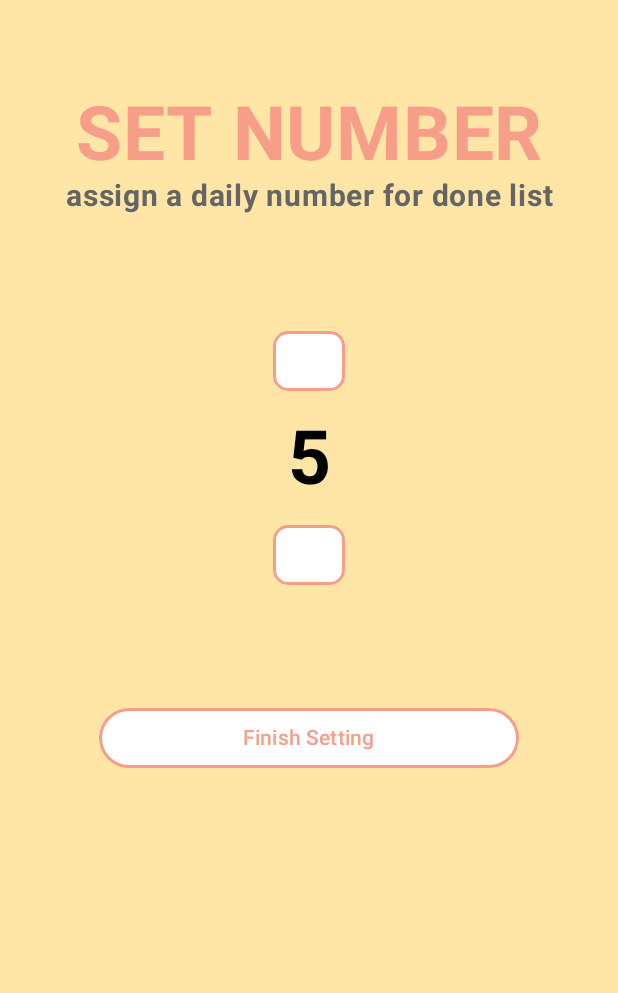
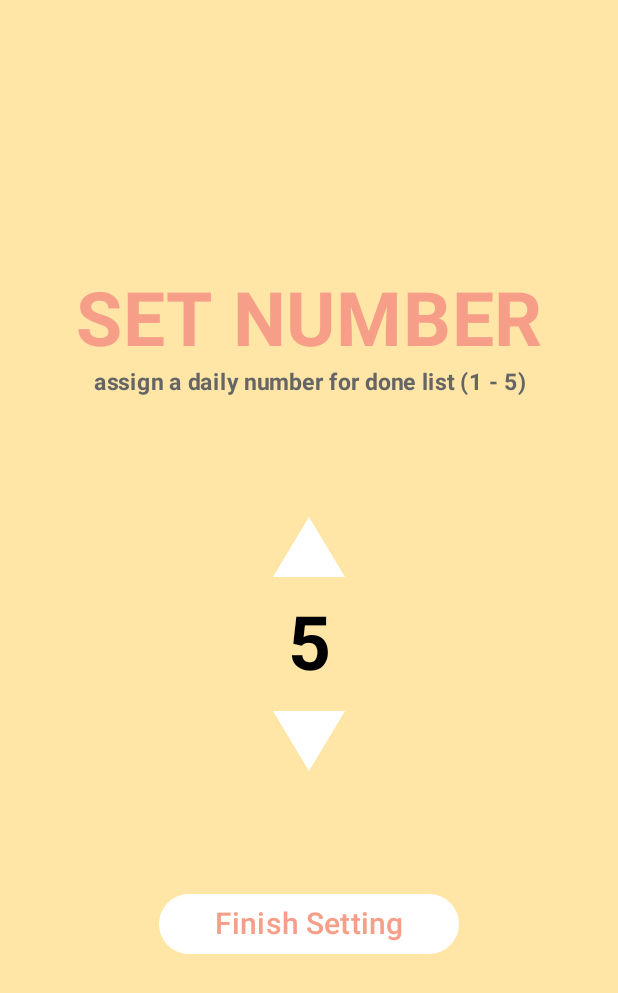
Before and after one commit to leehy0321/DoneList, an Android app built with Jetpack Compose: the screen it shows after launch (MainActivity), on a phone screen of 412 x 824 dp. Shown: the top 993 px of the screen. Run offline under Robolectric (Android 15) with nearby library versions, the phone set to English and light mode, and no system bars.

Commit message:
- add TriangleShape for NumberScreen.kt - add function for each button.

```diff
--- a/app/src/main/java/com/hy/donelist/DoneListScreen.kt
+++ b/app/src/main/java/com/hy/donelist/DoneListScreen.kt
@@ -1,5 +1,7 @@
 package com.hy.donelist
 
+import android.annotation.SuppressLint
+import android.content.Context
 import androidx.compose.foundation.layout.padding
 import androidx.compose.material.icons.Icons
 import androidx.compose.material.icons.filled.ArrowBack
@@ -59,10 +61,12 @@ fun DoneListAppBar(
     )
 }
 
+@SuppressLint("SuspiciousIndentation")
 @Composable
 fun DoneListApp(
     modifier: Modifier = Modifier,
     viewModel: DoneListViewModel = viewModel(),
+    context: Context
 ) {
     val navController = rememberNavController()
         NavHost(navController = navController,
@@ -70,20 +74,27 @@ fun DoneListApp(
             modifier = Modifier){
 
             composable(route = DoneListScreen.Number.name) {
-                NumberScreen()
+                NumberScreen(
+                    context = context,
+                    onFinishSettingButtonClicked = {
+                        viewModel.setCountNumber(it)
+                        navController.navigate(DoneListScreen.List.name)
+                    }
+                )
             }
 
             composable(route = DoneListScreen.Login.name) {
                 LoginScreenDisplay(
                     onLoginButtonClicked = {
                         1
-                        navController.navigate(DoneListScreen.List.name)
+                        navController.navigate(DoneListScreen.Number.name)
                     }
                 )
             }
 
             composable(route = DoneListScreen.List.name) {
                 ListScreen(
+                    countNumber = viewModel.getCountNumber()
                 )
             }
 
--- a/app/src/main/java/com/hy/donelist/MainActivity.kt
+++ b/app/src/main/java/com/hy/donelist/MainActivity.kt
@@ -14,8 +14,10 @@ class MainActivity : ComponentActivity() {
         super.onCreate(savedInstanceState)
         setContent {
             DoneListTheme {
-                Surface(modifier = Modifier.fillMaxSize(), color = MaterialTheme.colorScheme.background) {
-                    DoneListApp()
+                Surface(
+                    modifier = Modifier.fillMaxSize(),
+                    color = MaterialTheme.colorScheme.background) {
+                    DoneListApp(context = this)
                 }
             }
         }
--- a/app/src/main/java/com/hy/donelist/data/UserData.kt
+++ b/app/src/main/java/com/hy/donelist/data/UserData.kt
@@ -1,6 +1,6 @@
 package com.hy.donelist.data
 
 data class UserData(
-    var id : String = "",
+    var numberCount : Int = 0,
     var doneList : List<DoneListData> = listOf()
 )
--- a/app/src/main/java/com/hy/donelist/ui/DoneListViewModel.kt
+++ b/app/src/main/java/com/hy/donelist/ui/DoneListViewModel.kt
@@ -6,8 +6,25 @@ import kotlinx.coroutines.flow.StateFlow
 
 import com.hy.donelist.data.UserData
 import kotlinx.coroutines.flow.asStateFlow
+import kotlinx.coroutines.flow.update
 
 class DoneListViewModel: ViewModel() {
     private val _uiState = MutableStateFlow(UserData())
     val uiState: StateFlow<UserData> = _uiState.asStateFlow()
+
+    /**
+     * Set the quantity [countNumber] of donelist for creating.
+     */
+    fun setCountNumber(countNumber: Int) {
+        _uiState.update { currentState ->
+            currentState.copy(
+                numberCount = countNumber
+            )
+        }
+    }
+
+    fun getCountNumber() : Int {
+        return _uiState.value.numberCount
+    }
+
 }
--- a/app/src/main/java/com/hy/donelist/ui/ListScreen.kt
+++ b/app/src/main/java/com/hy/donelist/ui/ListScreen.kt
@@ -8,9 +8,10 @@ import com.hy.donelist.ui.ui.theme.DoneListTheme
 
 @Composable
 fun ListScreen(
-    modifier: Modifier = Modifier) {
+    modifier: Modifier = Modifier,
+    countNumber: Int) {
     Text(
-        text = "Hello!",
+        text = "Hello! $countNumber",
         modifier = modifier
     )
 }
@@ -19,6 +20,6 @@ fun ListScreen(
 @Composable
 fun ListScreenPreview() {
     DoneListTheme {
-        ListScreen()
+        ListScreen(countNumber = 3)
     }
 }
--- a/app/src/main/java/com/hy/donelist/ui/NumberScreen.kt
+++ b/app/src/main/java/com/hy/donelist/ui/NumberScreen.kt
@@ -1,5 +1,7 @@
 package com.hy.donelist.ui
 
+import android.content.Context
+import android.widget.Toast
 import androidx.compose.foundation.BorderStroke
 import androidx.compose.foundation.layout.Arrangement
 import androidx.compose.foundation.layout.Column
@@ -14,9 +16,17 @@ import androidx.compose.material3.OutlinedTextField
 import androidx.compose.material3.Text
 import androidx.compose.material3.TextFieldDefaults
 import androidx.compose.runtime.Composable
+import androidx.compose.runtime.getValue
+import androidx.compose.runtime.mutableStateOf
+import androidx.compose.runtime.remember
+import androidx.compose.runtime.setValue
 import androidx.compose.ui.Alignment
 import androidx.compose.ui.Modifier
 import androidx.compose.ui.graphics.Color
+import androidx.compose.ui.graphics.Outline
+import androidx.compose.ui.graphics.Path
+import androidx.compose.ui.graphics.Shape
+import androidx.compose.ui.graphics.graphicsLayer
 import androidx.compose.ui.res.colorResource
 import androidx.compose.ui.res.stringResource
 import androidx.compose.ui.text.TextStyle
@@ -25,32 +35,38 @@ import androidx.compose.ui.text.input.KeyboardType
 import androidx.compose.ui.text.input.PasswordVisualTransformation
 import androidx.compose.ui.text.style.TextAlign
 import androidx.compose.ui.tooling.preview.Preview
+import androidx.compose.ui.unit.Density
+import androidx.compose.ui.unit.LayoutDirection
 import androidx.compose.ui.unit.dp
 import androidx.compose.ui.unit.sp
 import com.hy.donelist.R
 import com.hy.donelist.ui.ui.theme.DoneListTheme
 
 @Composable
-fun NumberScreen(modifier: Modifier = Modifier) {
+fun NumberScreen(
+    modifier: Modifier = Modifier,
+    onFinishSettingButtonClicked: (Int) -> Unit,
+    context: Context){
     Column(
         modifier = Modifier
             .fillMaxSize()
             .padding(all = 0.dp),
         horizontalAlignment = Alignment.CenterHorizontally,
-        //verticalArrangement = Arrangement.Center
+        verticalArrangement = Arrangement.Center
     ) {
+        var countNumber by remember { mutableStateOf(5) }
+        val triangleShape = TriangleShape()
         Text(
             text = stringResource(R.string.number_title),
             fontSize = 50.sp,
             fontWeight = FontWeight.Bold,
             color = colorResource(id = R.color.point_pink_color),
-            textAlign = TextAlign.Center,
-            modifier = Modifier.padding(top = 60.dp)
+            textAlign = TextAlign.Center
         )
 
         Text(
             text = stringResource(R.string.number_help),
-            fontSize = 20.sp,
+            fontSize = 15.sp,
             fontWeight = FontWeight.Bold,
             color = colorResource(id = R.color.help_grey_color),
             textAlign = TextAlign.Center,
@@ -61,24 +77,24 @@ fun NumberScreen(modifier: Modifier = Modifier) {
             //modifier = Modifier.weight(1f),
             // the button is enabled when the user makes a selection
             //enabled = selectedValue.isNotEmpty(),
-            onClick = {},
+            onClick = {
+                if(countNumber < 5) countNumber++
+                else Toast.makeText(context, R.string.number_setting_warning_message_upper_5, Toast.LENGTH_SHORT).show()
+            },
             modifier = modifier
                 .widthIn(min = 10.dp)
                 .padding(bottom = 11.dp),
-            shape = RoundedCornerShape(10.dp),
+            shape = triangleShape,
             colors = ButtonDefaults.buttonColors(
                 containerColor = Color.White,
                 disabledContentColor = Color.LightGray,
-                contentColor = colorResource(id = R.color.point_pink_color),
-                disabledContainerColor = colorResource(id = R.color.point_pink_color)
-            ),
-            border = BorderStroke(2.dp, colorResource(id = R.color.point_pink_color))
+                contentColor = colorResource(id = R.color.point_pink_color)
+            )
         ) {
-           // Text(stringResource(R.string.finish_number_setting))
         }
 
         Text(
-            text = stringResource(R.string.count_number),
+            text = "$countNumber",
             fontSize = 50.sp,
             fontWeight = FontWeight.Bold,
             color = colorResource(id = R.color.black),
@@ -87,50 +103,61 @@ fun NumberScreen(modifier: Modifier = Modifier) {
         )
 
         Button(
-            //modifier = Modifier.weight(1f),
             // the button is enabled when the user makes a selection
-            //enabled = selectedValue.isNotEmpty(),
-            onClick = {},
+            //enabled = countNumber > 1,
+            onClick = {
+                if(countNumber > 1) countNumber--
+                else Toast.makeText(context, R.string.number_setting_warning_message_under_1, Toast.LENGTH_SHORT).show()
+            },
             modifier = modifier
                 .widthIn(min = 10.dp)
-                .padding(bottom = 74.dp),
-            shape = RoundedCornerShape(10.dp),
+                .padding(bottom = 74.dp)
+                .graphicsLayer(rotationZ = 180f), // rotate the triangle button by 180 degrees
+            shape = triangleShape,
             colors = ButtonDefaults.buttonColors(
                 containerColor = Color.White,
                 disabledContentColor = Color.LightGray,
                 contentColor = colorResource(id = R.color.point_pink_color),
-                disabledContainerColor = colorResource(id = R.color.point_pink_color)
+                disabledContainerColor = Color.White
             ),
-            border = BorderStroke(2.dp, colorResource(id = R.color.point_pink_color))
         ) {
-            // Text(stringResource(R.string.finish_number_setting))
         }
 
         Button(
-            //modifier = Modifier.weight(1f),
             // the button is enabled when the user makes a selection
-            //enabled = selectedValue.isNotEmpty(),
-            onClick = {},
+            //enabled = countNumber > 0,
+            onClick = {onFinishSettingButtonClicked(countNumber)},
             modifier = modifier
-                .widthIn(min = 280.dp),
+                .widthIn(min = 200.dp),
             shape = RoundedCornerShape(25.dp),
             colors = ButtonDefaults.buttonColors(
                 containerColor = Color.White,
                 disabledContentColor = Color.LightGray,
                 contentColor = colorResource(id = R.color.point_pink_color),
-                disabledContainerColor = colorResource(id = R.color.point_pink_color)
-            ),
-            border = BorderStroke(2.dp, colorResource(id = R.color.point_pink_color))
+                disabledContainerColor = Color.White
+            )
         ) {
-            Text(stringResource(R.string.finish_number_setting))
+            Text(
+                text = stringResource(R.string.finish_number_setting),
+                fontSize = 20.sp
+            )
         }
     }
 }
 
-@Preview(showBackground = true)
-@Composable
-fun GreetingPreview() {
-    DoneListTheme {
-        NumberScreen()
+// Custom Shape for Triangle
+private class TriangleShape : Shape {
+    override fun createOutline(
+        size: androidx.compose.ui.geometry.Size,
+        layoutDirection: LayoutDirection,
+        density: Density
+    ): Outline {
+        val path = Path().apply {
+            moveTo(size.width / 2, 0f)
+            lineTo(size.width, size.height)
+            lineTo(0f, size.height)
+            close()
+        }
+        return Outline.Generic(path)
     }
 }
--- a/app/src/main/res/values/strings.xml
+++ b/app/src/main/res/values/strings.xml
@@ -6,9 +6,10 @@
     <string name="login_screen_id_title">Id</string>
     <string name="login_screen_pwd_title">Password</string>
     <string name="number_title">SET NUMBER</string>
-    <string name="number_help">assign a daily number for done list</string>
+    <string name="number_help">assign a daily number for done list (1 - 5)</string>
+    <string name="number_setting_warning_message_under_1">Please, set a number minimum of 1</string>
+    <string name="number_setting_warning_message_upper_5">Please, set a number maximum of 5</string>
     <string name="finish_number_setting">Finish Setting</string>
-    <string name="count_number">5</string>
 
     <string name="back_button">back</string>
     <string name="title_activity_list_screen">ListScreen</string>
--- a/app/src/main/res/values/themes.xml
+++ b/app/src/main/res/values/themes.xml
@@ -1,5 +1,4 @@
 <?xml version="1.0" encoding="utf-8"?>
 <resources>
-
     <style name="Theme.DoneList" parent="android:Theme.Material.Light.NoActionBar.Fullscreen" />
 </resources>
```
